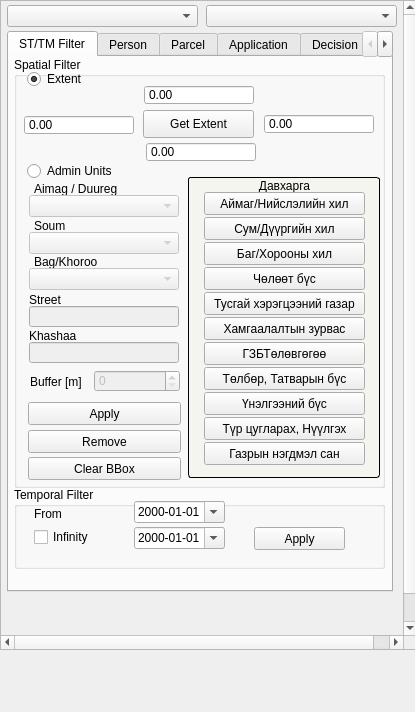
This is view/NavigatorWidget.ui in teamlm2/lm2_mgis as Qt 5 draws it before an edit. The edited form follows.
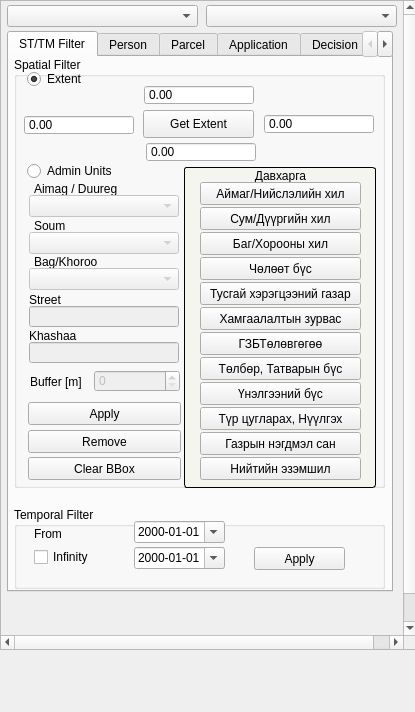
This is the edited form. The open tabs and pages were chosen to show the change.

Commit message: publich_parcel_add

The edit to the form file:
```diff
--- a/view/NavigatorWidget.ui
+++ b/view/NavigatorWidget.ui
@@ -460,10 +460,10 @@
         <widget class="QGroupBox" name="groupBox_2">
          <property name="geometry">
           <rect>
-           <x>174</x>
-           <y>120</y>
+           <x>170</x>
+           <y>110</y>
            <width>192</width>
-           <height>301</height>
+           <height>321</height>
           </rect>
          </property>
          <property name="font">
@@ -630,13 +630,26 @@
            <string>Газрын нэгдмэл сан</string>
           </property>
          </widget>
+         <widget class="QPushButton" name="public_parcel_button">
+          <property name="geometry">
+           <rect>
+            <x>16</x>
+            <y>290</y>
+            <width>161</width>
+            <height>23</height>
+           </rect>
+          </property>
+          <property name="text">
+           <string>Нийтийн эзэмшил</string>
+          </property>
+         </widget>
         </widget>
        </widget>
        <widget class="QGroupBox" name="groupBox_6">
         <property name="geometry">
          <rect>
           <x>5</x>
-          <y>430</y>
+          <y>450</y>
           <width>371</width>
           <height>82</height>
          </rect>
```
Left out of the diff: 2 changed lines with no effect on the pictures. The commit also changes 7 other files.
